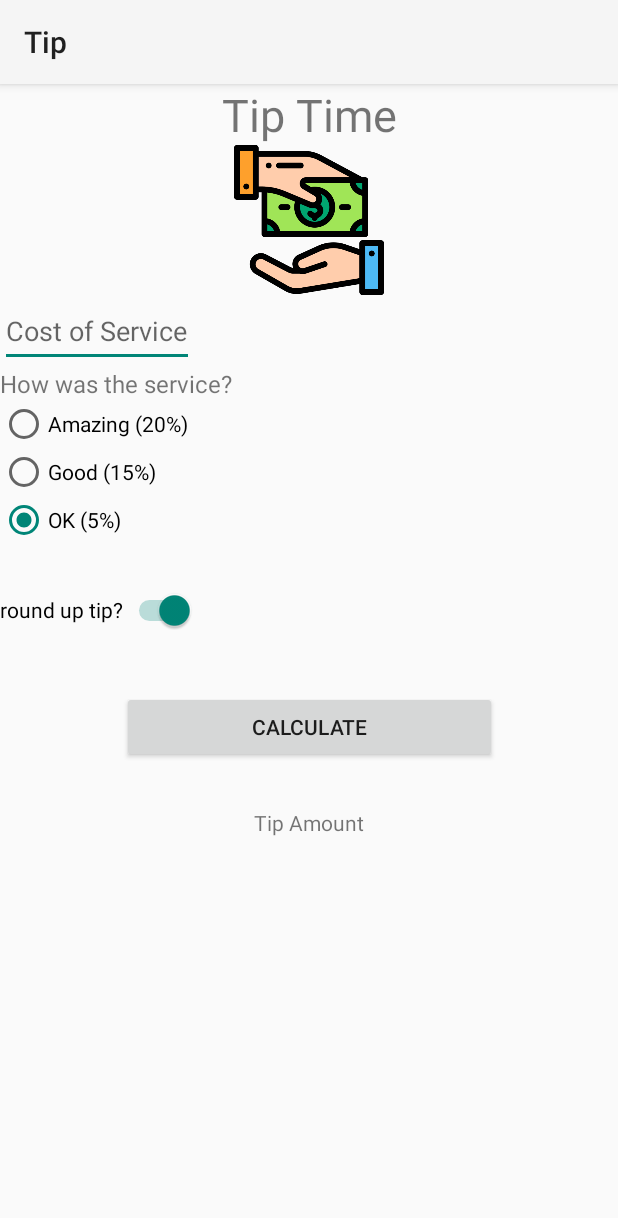
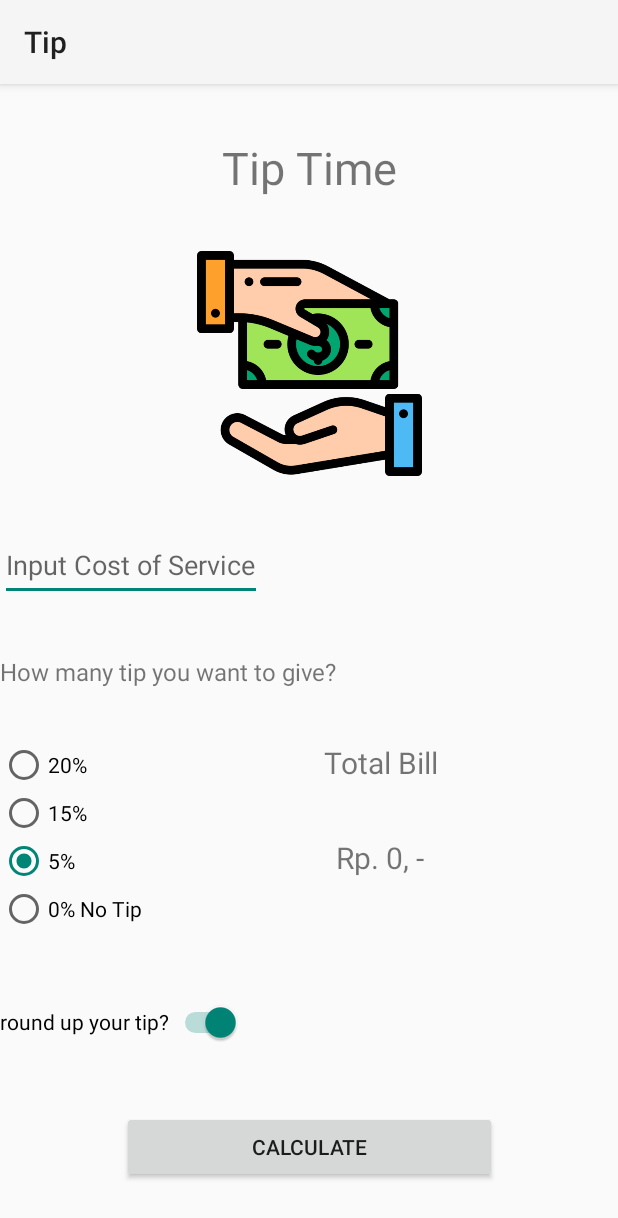
Before and after one commit to anabellatus/24001116-synrgy7-abm-tip-ch2, an Android app: the MainActivity screen opened directly, with no data from a screen before it, on a phone screen of 412 x 824 dp. Shown: the top 1218 px of the screen. Run offline under Robolectric (Android 15) with nearby library versions, the phone set to English and light mode, and no system bars.

Commit message:
layouting

```diff
--- a/app/src/main/res/layout/activity_main.xml
+++ b/app/src/main/res/layout/activity_main.xml
@@ -14,16 +14,18 @@
         android:layout_height="wrap_content"
         android:text="@string/tip_time"
         android:textSize="30sp"
+        app:layout_constraintBottom_toTopOf="@id/image_pay"
         app:layout_constraintEnd_toEndOf="parent"
         app:layout_constraintStart_toStartOf="parent"
         app:layout_constraintTop_toTopOf="parent" />
 
     <ImageView
         android:id="@+id/image_pay"
-        android:layout_width="100dp"
-        android:layout_height="100dp"
+        android:layout_width="150dp"
+        android:layout_height="150dp"
         android:contentDescription="@string/image_of_pay"
         android:src="@drawable/pay"
+        app:layout_constraintBottom_toTopOf="@id/input_cost"
         app:layout_constraintEnd_toEndOf="parent"
         app:layout_constraintStart_toStartOf="parent"
         app:layout_constraintTop_toBottomOf="@id/text_title" />
@@ -35,6 +37,7 @@
         android:autofillHints=""
         android:hint="@string/cost_of_service"
         android:inputType="numberDecimal"
+        app:layout_constraintBottom_toTopOf="@id/how_service"
         app:layout_constraintStart_toStartOf="parent"
         app:layout_constraintTop_toBottomOf="@id/image_pay" />
 
@@ -44,6 +47,7 @@
         android:layout_height="wrap_content"
         android:text="@string/how_was_the_service"
         android:textSize="16sp"
+        app:layout_constraintBottom_toTopOf="@id/tip_options"
         app:layout_constraintStart_toStartOf="parent"
         app:layout_constraintTop_toBottomOf="@+id/input_cost" />
 
@@ -53,6 +57,7 @@
         android:layout_height="wrap_content"
         android:checkedButton="@id/tip_five_percent"
         android:orientation="vertical"
+        app:layout_constraintBottom_toTopOf="@id/round_up_switch"
         app:layout_constraintStart_toStartOf="parent"
         app:layout_constraintTop_toBottomOf="@id/how_service">
 
@@ -60,29 +65,59 @@
             android:id="@+id/tip_twenty_percent"
             android:layout_width="wrap_content"
             android:layout_height="wrap_content"
-            android:text="@string/amazing" />
+            android:text="@string/twenty_percent" />
 
         <RadioButton
             android:id="@+id/tip_fifteen_percent"
             android:layout_width="wrap_content"
             android:layout_height="wrap_content"
-            android:text="@string/good" />
+            android:text="@string/fifteen_percent" />
 
         <RadioButton
             android:id="@+id/tip_five_percent"
             android:layout_width="wrap_content"
             android:layout_height="wrap_content"
-            android:text="@string/ok" />
+            android:text="@string/five_percent" />
+
+        <RadioButton
+            android:id="@+id/tip_zero_percent"
+            android:layout_width="wrap_content"
+            android:layout_height="wrap_content"
+            android:text="@string/no_tip" />
     </RadioGroup>
+
+    <TextView
+        android:id="@+id/tip_result_title"
+        android:layout_width="0dp"
+        android:layout_height="wrap_content"
+        android:text="@string/tip_title"
+        android:textAlignment="center"
+        android:textSize="20sp"
+        app:layout_constraintStart_toEndOf="@id/tip_options"
+        app:layout_constraintTop_toBottomOf="@id/how_service"
+        app:layout_constraintBottom_toTopOf="@id/tip_result"
+        app:layout_constraintEnd_toEndOf="parent"/>
+
+    <TextView
+        android:id="@+id/tip_result"
+        android:layout_width="0dp"
+        android:layout_height="wrap_content"
+        android:text="@string/tip_amount"
+        android:textAlignment="center"
+        android:textSize="20sp"
+        app:layout_constraintStart_toEndOf="@id/tip_options"
+        app:layout_constraintTop_toBottomOf="@id/tip_result_title"
+        app:layout_constraintBottom_toBottomOf="@id/tip_options"
+        app:layout_constraintEnd_toEndOf="parent"/>
 
     <Switch
         android:id="@+id/round_up_switch"
         android:layout_width="0dp"
         android:layout_height="wrap_content"
-        android:layout_marginTop="20dp"
         android:checked="true"
         android:minHeight="48dp"
         android:text="@string/round_up_tip"
+        app:layout_constraintBottom_toTopOf="@id/calculate_button"
         app:layout_constraintStart_toStartOf="parent"
         app:layout_constraintTop_toBottomOf="@id/tip_options"
         tools:ignore="UseSwitchCompatOrMaterialXml" />
@@ -91,22 +126,10 @@
         android:id="@+id/calculate_button"
         android:layout_width="250dp"
         android:layout_height="wrap_content"
-        android:layout_marginTop="30dp"
         android:text="@string/calculate"
         app:layout_constraintEnd_toEndOf="parent"
         app:layout_constraintStart_toStartOf="parent"
-        app:layout_constraintTop_toBottomOf="@id/round_up_switch" />
-
-    <TextView
-        android:id="@+id/tip_result"
-        android:layout_width="match_parent"
-        android:layout_height="wrap_content"
-        android:layout_marginTop="30dp"
-        android:text="@string/tip_amount"
-        android:textAlignment="center"
-        app:layout_constraintEnd_toEndOf="parent"
-        app:layout_constraintTop_toBottomOf="@id/calculate_button" />
-
-
+        app:layout_constraintTop_toBottomOf="@id/round_up_switch"
+        app:layout_constraintBottom_toBottomOf="parent"/>
 
 </androidx.constraintlayout.widget.ConstraintLayout>
--- a/app/src/main/res/values/strings.xml
+++ b/app/src/main/res/values/strings.xml
@@ -2,12 +2,14 @@
     <string name="app_name">Tip</string>
     <string name="tip_time">Tip Time</string>
     <string name="image_of_pay">image of pay</string>
-    <string name="cost_of_service">Cost of Service</string>
-    <string name="how_was_the_service">How was the service?</string>
-    <string name="amazing">Amazing (20%)</string>
-    <string name="good">Good (15%)</string>
-    <string name="ok">OK (5%)</string>
-    <string name="round_up_tip">round up tip?</string>
+    <string name="cost_of_service">Input Cost of Service</string>
+    <string name="how_was_the_service">How many tip you want to give?</string>
+    <string name="twenty_percent">20%</string>
+    <string name="fifteen_percent">15%</string>
+    <string name="five_percent">5%</string>
+    <string name="no_tip">0% No Tip</string>
+    <string name="round_up_tip">round up your tip?</string>
     <string name="calculate">Calculate</string>
-    <string name="tip_amount">Tip Amount</string>
+    <string name="tip_amount">Rp. 0, -</string>
+    <string name="tip_title">Total Bill</string>
 </resources>
```
